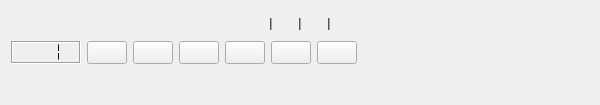
Above: ui/Osd.ui from ntadej/tano before the change. Below: the same form after it.
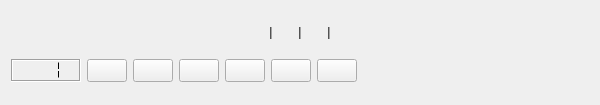
That is the form after the change. Icons and pictures are not drawn. Custom widgets are drawn as their Qt base class.

Commit message: Seek widget bugfix, GUI improvements

Patch:
```diff
--- a/ui/Osd.ui
+++ b/ui/Osd.ui
@@ -12,6 +12,9 @@
   </property>
   <layout class="QVBoxLayout" name="verticalLayout">
    <item>
+    <widget class="QWidget" name="widgetInfo" native="true">
+     <layout class="QVBoxLayout" name="verticalLayout_2">
+      <item>
     <layout class="QHBoxLayout" name="epgLayout">
      <item>
       <spacer name="horizontalSpacer">
@@ -101,6 +104,12 @@
       </spacer>
      </item>
     </layout>
+      </item>
+     </layout>
+     <zorder>horizontalSpacer</zorder>
+     <zorder></zorder>
+     <zorder></zorder>
+    </widget>
    </item>
    <item>
     <layout class="QHBoxLayout" name="buttonsLayout">
```
Lines whose indentation alone changed are shown as unchanged. The commit also changes 6 other files.
